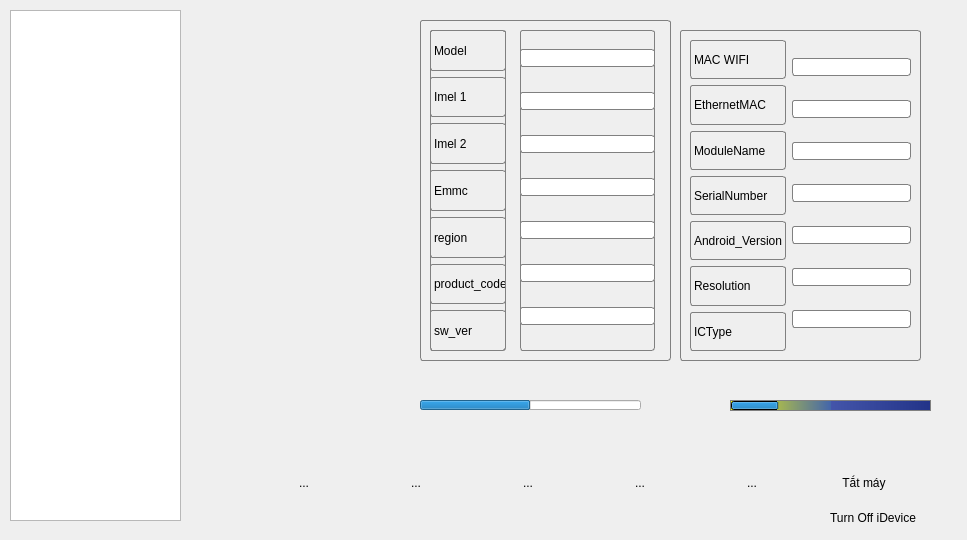
Old version of the form sourcecode/26MobileTool/AdbWidget.ui in the repository sauantao/AndroidMobileSolution.
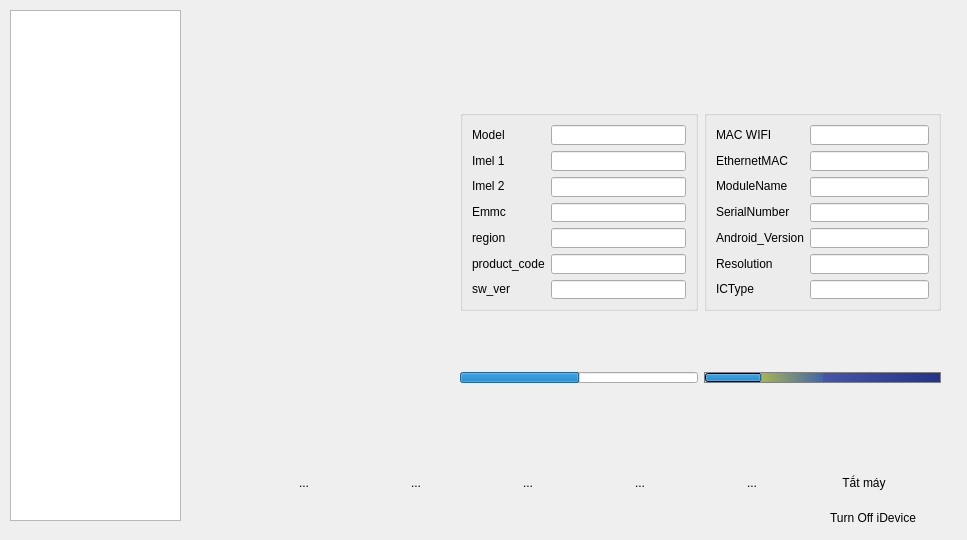
New version of the form. Icons and pictures are not drawn.

Commit message: adb widget update

```diff
--- a/sourcecode/26MobileTool/AdbWidget.ui
+++ b/sourcecode/26MobileTool/AdbWidget.ui
@@ -39,279 +39,6 @@
     <string>Turn Off iDevice</string>
    </property>
   </widget>
-  <widget class="QGroupBox" name="groupBox">
-   <property name="geometry">
-    <rect>
-     <x>680</x>
-     <y>30</y>
-     <width>241</width>
-     <height>331</height>
-    </rect>
-   </property>
-   <property name="styleSheet">
-    <string notr="true">border-radius: 3px;
-border: 1px solid grey;</string>
-   </property>
-   <property name="title">
-    <string/>
-   </property>
-   <layout class="QHBoxLayout" name="horizontalLayout_3">
-    <item>
-     <layout class="QVBoxLayout" name="verticalLayout_3">
-      <item>
-       <widget class="QLabel" name="label">
-        <property name="text">
-         <string>MAC WIFI</string>
-        </property>
-       </widget>
-      </item>
-      <item>
-       <widget class="QLabel" name="label_2">
-        <property name="text">
-         <string>EthernetMAC</string>
-        </property>
-       </widget>
-      </item>
-      <item>
-       <widget class="QLabel" name="label_3">
-        <property name="text">
-         <string>ModuleName</string>
-        </property>
-       </widget>
-      </item>
-      <item>
-       <widget class="QLabel" name="label_4">
-        <property name="text">
-         <string>SerialNumber</string>
-        </property>
-       </widget>
-      </item>
-      <item>
-       <widget class="QLabel" name="label_5">
-        <property name="text">
-         <string>Android_Version</string>
-        </property>
-       </widget>
-      </item>
-      <item>
-       <widget class="QLabel" name="label_6">
-        <property name="text">
-         <string>Resolution</string>
-        </property>
-       </widget>
-      </item>
-      <item>
-       <widget class="QLabel" name="label_7">
-        <property name="text">
-         <string>ICType</string>
-        </property>
-       </widget>
-      </item>
-     </layout>
-    </item>
-    <item>
-     <layout class="QVBoxLayout" name="verticalLayout_2">
-      <item>
-       <widget class="QLineEdit" name="WIFI_MAC_lineEdit"/>
-      </item>
-      <item>
-       <widget class="QLineEdit" name="EthernetMAC_lineEdit"/>
-      </item>
-      <item>
-       <widget class="QLineEdit" name="ModuleName_lineEdit"/>
-      </item>
-      <item>
-       <widget class="QLineEdit" name="SerialNumber_lineEdit"/>
-      </item>
-      <item>
-       <widget class="QLineEdit" name="Android_Version_lineEdit"/>
-      </item>
-      <item>
-       <widget class="QLineEdit" name="Resolution_lineEdit"/>
-      </item>
-      <item>
-       <widget class="QLineEdit" name="ICType_lineEdit"/>
-      </item>
-     </layout>
-    </item>
-   </layout>
-  </widget>
-  <widget class="QProgressBar" name="progressBar">
-   <property name="geometry">
-    <rect>
-     <x>420</x>
-     <y>400</y>
-     <width>221</width>
-     <height>10</height>
-    </rect>
-   </property>
-   <property name="minimumSize">
-    <size>
-     <width>0</width>
-     <height>10</height>
-    </size>
-   </property>
-   <property name="maximumSize">
-    <size>
-     <width>16777215</width>
-     <height>11</height>
-    </size>
-   </property>
-   <property name="styleSheet">
-    <string notr="true"/>
-   </property>
-   <property name="value">
-    <number>50</number>
-   </property>
-   <property name="textVisible">
-    <bool>false</bool>
-   </property>
-  </widget>
-  <widget class="QProgressBar" name="progressBar_2">
-   <property name="geometry">
-    <rect>
-     <x>730</x>
-     <y>400</y>
-     <width>201</width>
-     <height>11</height>
-    </rect>
-   </property>
-   <property name="minimumSize">
-    <size>
-     <width>0</width>
-     <height>10</height>
-    </size>
-   </property>
-   <property name="maximumSize">
-    <size>
-     <width>16777215</width>
-     <height>11</height>
-    </size>
-   </property>
-   <property name="styleSheet">
-    <string notr="true">border-radius: 0px;
-border: 1px solid grey;
-background-color: #05B8CC;
-background: QLinearGradient( x1: 0, y1: 0, x2: 1, y2: 0,stop: 0 #ffff00,stop: 0.4999 #46a,stop: 0.5 #45a,stop: 1 #238 );</string>
-   </property>
-   <property name="value">
-    <number>24</number>
-   </property>
-   <property name="textVisible">
-    <bool>false</bool>
-   </property>
-  </widget>
-  <widget class="QGroupBox" name="groupBox_2">
-   <property name="geometry">
-    <rect>
-     <x>420</x>
-     <y>20</y>
-     <width>251</width>
-     <height>341</height>
-    </rect>
-   </property>
-   <property name="styleSheet">
-    <string notr="true">border-radius: 3px;
-border: 1px solid grey;</string>
-   </property>
-   <property name="title">
-    <string/>
-   </property>
-   <widget class="QWidget" name="layoutWidget">
-    <property name="geometry">
-     <rect>
-      <x>10</x>
-      <y>10</y>
-      <width>76</width>
-      <height>321</height>
-     </rect>
-    </property>
-    <layout class="QVBoxLayout" name="verticalLayout_4">
-     <item>
-      <widget class="QLabel" name="label_9">
-       <property name="text">
-        <string>Model</string>
-       </property>
-      </widget>
-     </item>
-     <item>
-      <widget class="QLabel" name="label_10">
-       <property name="text">
-        <string>Imel 1</string>
-       </property>
-      </widget>
-     </item>
-     <item>
-      <widget class="QLabel" name="label_11">
-       <property name="text">
-        <string>Imel 2</string>
-       </property>
-      </widget>
-     </item>
-     <item>
-      <widget class="QLabel" name="label_12">
-       <property name="text">
-        <string>Emmc</string>
-       </property>
-      </widget>
-     </item>
-     <item>
-      <widget class="QLabel" name="label_13">
-       <property name="text">
-        <string>region</string>
-       </property>
-      </widget>
-     </item>
-     <item>
-      <widget class="QLabel" name="label_14">
-       <property name="text">
-        <string>product_code</string>
-       </property>
-      </widget>
-     </item>
-     <item>
-      <widget class="QLabel" name="label_15">
-       <property name="text">
-        <string>sw_ver</string>
-       </property>
-      </widget>
-     </item>
-    </layout>
-   </widget>
-   <widget class="QWidget" name="layoutWidget">
-    <property name="geometry">
-     <rect>
-      <x>100</x>
-      <y>10</y>
-      <width>135</width>
-      <height>321</height>
-     </rect>
-    </property>
-    <layout class="QVBoxLayout" name="verticalLayout">
-     <item>
-      <widget class="QLineEdit" name="lineEdit_Model"/>
-     </item>
-     <item>
-      <widget class="QLineEdit" name="lineEdit_Imel1"/>
-     </item>
-     <item>
-      <widget class="QLineEdit" name="lineEdit_Imel2"/>
-     </item>
-     <item>
-      <widget class="QLineEdit" name="lineEdit_Emmc"/>
-     </item>
-     <item>
-      <widget class="QLineEdit" name="lineEdit_Region"/>
-     </item>
-     <item>
-      <widget class="QLineEdit" name="lineEdit_product_code"/>
-     </item>
-     <item>
-      <widget class="QLineEdit" name="lineEdit_sw_ver"/>
-     </item>
-    </layout>
-   </widget>
-  </widget>
   <widget class="QToolButton" name="toolButton">
    <property name="geometry">
     <rect>
@@ -325,7 +52,7 @@
     <string>...</string>
    </property>
   </widget>
-  <widget class="QWidget" name="">
+  <widget class="QWidget" name="layoutWidget">
    <property name="geometry">
     <rect>
      <x>230</x>
@@ -520,6 +247,272 @@
     </item>
    </layout>
   </widget>
+  <widget class="QWidget" name="">
+   <property name="geometry">
+    <rect>
+     <x>460</x>
+     <y>110</y>
+     <width>481</width>
+     <height>201</height>
+    </rect>
+   </property>
+   <layout class="QHBoxLayout" name="horizontalLayout_2">
+    <item>
+     <widget class="QGroupBox" name="groupBox_2">
+      <property name="styleSheet">
+       <string notr="true"/>
+      </property>
+      <property name="title">
+       <string/>
+      </property>
+      <layout class="QGridLayout" name="gridLayout">
+       <item row="0" column="0">
+        <layout class="QVBoxLayout" name="verticalLayout_4">
+         <item>
+          <widget class="QLabel" name="label_9">
+           <property name="text">
+            <string>Model</string>
+           </property>
+          </widget>
+         </item>
+         <item>
+          <widget class="QLabel" name="label_10">
+           <property name="text">
+            <string>Imel 1</string>
+           </property>
+          </widget>
+         </item>
+         <item>
+          <widget class="QLabel" name="label_11">
+           <property name="text">
+            <string>Imel 2</string>
+           </property>
+          </widget>
+         </item>
+         <item>
+          <widget class="QLabel" name="label_12">
+           <property name="text">
+            <string>Emmc</string>
+           </property>
+          </widget>
+         </item>
+         <item>
+          <widget class="QLabel" name="label_13">
+           <property name="text">
+            <string>region</string>
+           </property>
+          </widget>
+         </item>
+         <item>
+          <widget class="QLabel" name="label_14">
+           <property name="text">
+            <string>product_code</string>
+           </property>
+          </widget>
+         </item>
+         <item>
+          <widget class="QLabel" name="label_15">
+           <property name="text">
+            <string>sw_ver</string>
+           </property>
+          </widget>
+         </item>
+        </layout>
+       </item>
+       <item row="0" column="1">
+        <layout class="QVBoxLayout" name="verticalLayout">
+         <item>
+          <widget class="QLineEdit" name="lineEdit_Model"/>
+         </item>
+         <item>
+          <widget class="QLineEdit" name="lineEdit_Imel1"/>
+         </item>
+         <item>
+          <widget class="QLineEdit" name="lineEdit_Imel2"/>
+         </item>
+         <item>
+          <widget class="QLineEdit" name="lineEdit_Emmc"/>
+         </item>
+         <item>
+          <widget class="QLineEdit" name="lineEdit_Region"/>
+         </item>
+         <item>
+          <widget class="QLineEdit" name="lineEdit_product_code"/>
+         </item>
+         <item>
+          <widget class="QLineEdit" name="lineEdit_sw_ver"/>
+         </item>
+        </layout>
+       </item>
+      </layout>
+     </widget>
+    </item>
+    <item>
+     <widget class="QGroupBox" name="groupBox">
+      <property name="styleSheet">
+       <string notr="true"/>
+      </property>
+      <property name="title">
+       <string/>
+      </property>
+      <layout class="QGridLayout" name="gridLayout_2">
+       <item row="0" column="0">
+        <layout class="QVBoxLayout" name="verticalLayout_3">
+         <item>
+          <widget class="QLabel" name="label">
+           <property name="text">
+            <string>MAC WIFI</string>
+           </property>
+          </widget>
+         </item>
+         <item>
+          <widget class="QLabel" name="label_2">
+           <property name="text">
+            <string>EthernetMAC</string>
+           </property>
+          </widget>
+         </item>
+         <item>
+          <widget class="QLabel" name="label_3">
+           <property name="text">
+            <string>ModuleName</string>
+           </property>
+          </widget>
+         </item>
+         <item>
+          <widget class="QLabel" name="label_4">
+           <property name="text">
+            <string>SerialNumber</string>
+           </property>
+          </widget>
+         </item>
+         <item>
+          <widget class="QLabel" name="label_5">
+           <property name="text">
+            <string>Android_Version</string>
+           </property>
+          </widget>
+         </item>
+         <item>
+          <widget class="QLabel" name="label_6">
+           <property name="text">
+            <string>Resolution</string>
+           </property>
+          </widget>
+         </item>
+         <item>
+          <widget class="QLabel" name="label_7">
+           <property name="text">
+            <string>ICType</string>
+           </property>
+          </widget>
+         </item>
+        </layout>
+       </item>
+       <item row="0" column="1">
+        <layout class="QVBoxLayout" name="verticalLayout_2">
+         <item>
+          <widget class="QLineEdit" name="WIFI_MAC_lineEdit"/>
+         </item>
+         <item>
+          <widget class="QLineEdit" name="EthernetMAC_lineEdit"/>
+         </item>
+         <item>
+          <widget class="QLineEdit" name="ModuleName_lineEdit"/>
+         </item>
+         <item>
+          <widget class="QLineEdit" name="SerialNumber_lineEdit"/>
+         </item>
+         <item>
+          <widget class="QLineEdit" name="Android_Version_lineEdit"/>
+         </item>
+         <item>
+          <widget class="QLineEdit" name="Resolution_lineEdit"/>
+         </item>
+         <item>
+          <widget class="QLineEdit" name="ICType_lineEdit"/>
+         </item>
+        </layout>
+       </item>
+      </layout>
+     </widget>
+    </item>
+   </layout>
+  </widget>
+  <widget class="QWidget" name="">
+   <property name="geometry">
+    <rect>
+     <x>460</x>
+     <y>370</y>
+     <width>481</width>
+     <height>16</height>
+    </rect>
+   </property>
+   <layout class="QHBoxLayout" name="horizontalLayout_3">
+    <item>
+     <widget class="QProgressBar" name="progressBar">
+      <property name="minimumSize">
+       <size>
+        <width>0</width>
+        <height>10</height>
+       </size>
+      </property>
+      <property name="maximumSize">
+       <size>
+        <width>16777215</width>
+        <height>11</height>
+       </size>
+      </property>
+      <property name="styleSheet">
+       <string notr="true"/>
+      </property>
+      <property name="value">
+       <number>50</number>
+      </property>
+      <property name="textVisible">
+       <bool>false</bool>
+      </property>
+     </widget>
+    </item>
+    <item>
+     <widget class="QProgressBar" name="progressBar_2">
+      <property name="minimumSize">
+       <size>
+        <width>0</width>
+        <height>10</height>
+       </size>
+      </property>
+      <property name="maximumSize">
+       <size>
+        <width>16777215</width>
+        <height>11</height>
+       </size>
+      </property>
+      <property name="styleSheet">
+       <string notr="true">border-radius: 0px;
+border: 1px solid grey;
+background-color: #05B8CC;
+background: QLinearGradient( x1: 0, y1: 0, x2: 1, y2: 0,stop: 0 #ffff00,stop: 0.4999 #46a,stop: 0.5 #45a,stop: 1 #238 );</string>
+      </property>
+      <property name="value">
+       <number>24</number>
+      </property>
+      <property name="textVisible">
+       <bool>false</bool>
+      </property>
+     </widget>
+    </item>
+   </layout>
+  </widget>
+  <zorder>listView</zorder>
+  <zorder>label_8</zorder>
+  <zorder>groupBox</zorder>
+  <zorder>progressBar</zorder>
+  <zorder>progressBar_2</zorder>
+  <zorder>groupBox_2</zorder>
+  <zorder>toolButton</zorder>
+  <zorder>layoutWidget</zorder>
+  <zorder>groupBox</zorder>
  </widget>
  <resources>
   <include location="emmcdlGui.qrc"/>
```
The commit also changes 3 other files.
